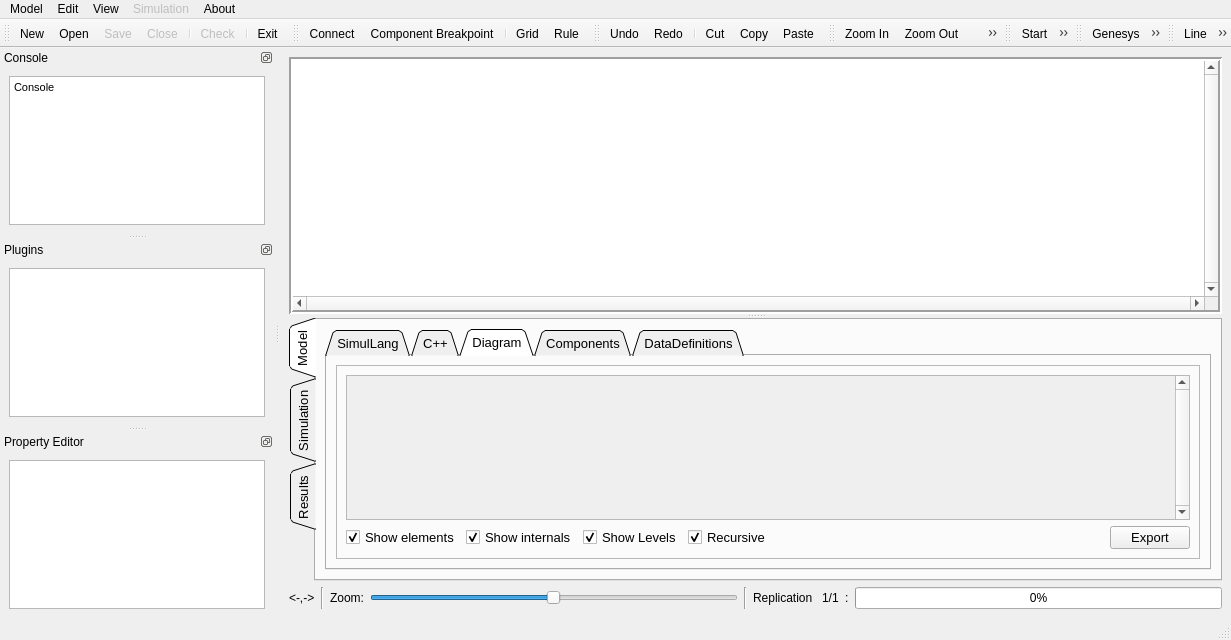
First picture: the form in source/applications/gui/qt/GenesysQtGUI/mainwindow.ui, repository vits-hugs/Genesys-Simulator, before the edit.
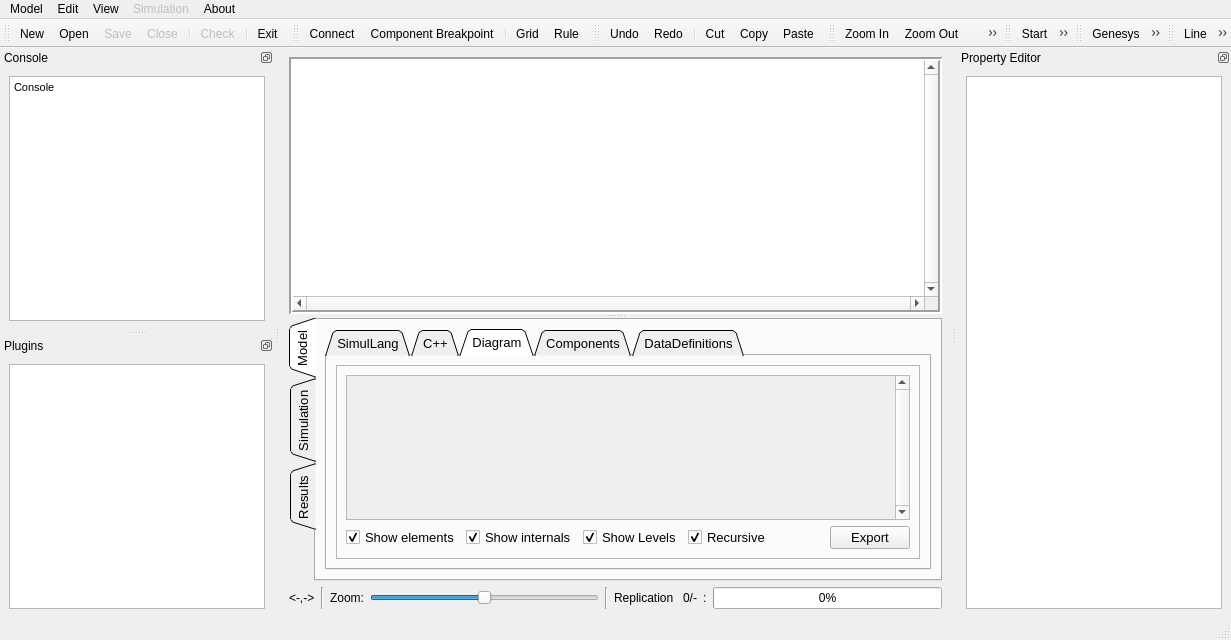
Second picture: the form after the edit. The open tabs and pages were chosen to show the change. Icons and pictures are not drawn. Custom widgets are drawn as their Qt base class.

What changed in the file:
```diff
--- a/source/applications/gui/qt/GenesysQtGUI/mainwindow.ui
+++ b/source/applications/gui/qt/GenesysQtGUI/mainwindow.ui
@@ -144,7 +144,7 @@
                     <rect>
                      <x>0</x>
                      <y>0</y>
-                     <width>831</width>
+                     <width>556</width>
                      <height>139</height>
                     </rect>
                    </property>
@@ -611,7 +611,7 @@
          </font>
         </property>
         <property name="text">
-         <string>1/1</string>
+         <string>0/-</string>
         </property>
        </widget>
       </item>
@@ -632,6 +632,9 @@
         <property name="value">
          <number>0</number>
         </property>
+        <property name="invertedAppearance">
+         <bool>false</bool>
+        </property>
        </widget>
       </item>
      </layout>
@@ -894,7 +897,7 @@
     <string>Property Editor</string>
    </property>
    <attribute name="dockWidgetArea">
-    <number>1</number>
+    <number>2</number>
    </attribute>
    <widget class="QWidget" name="dockWidgetContents">
     <layout class="QHBoxLayout" name="horizontalLayout_4">
```
Left out of the diff: 8 changed lines with no effect on the pictures.
